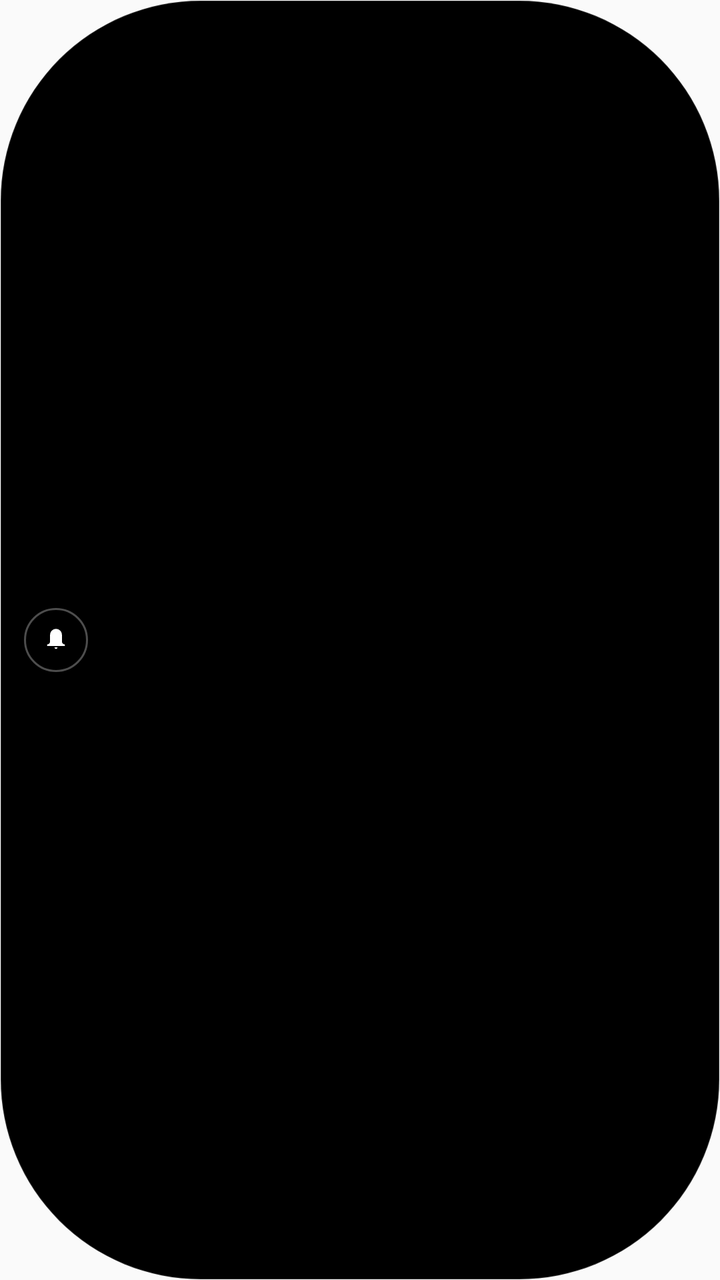
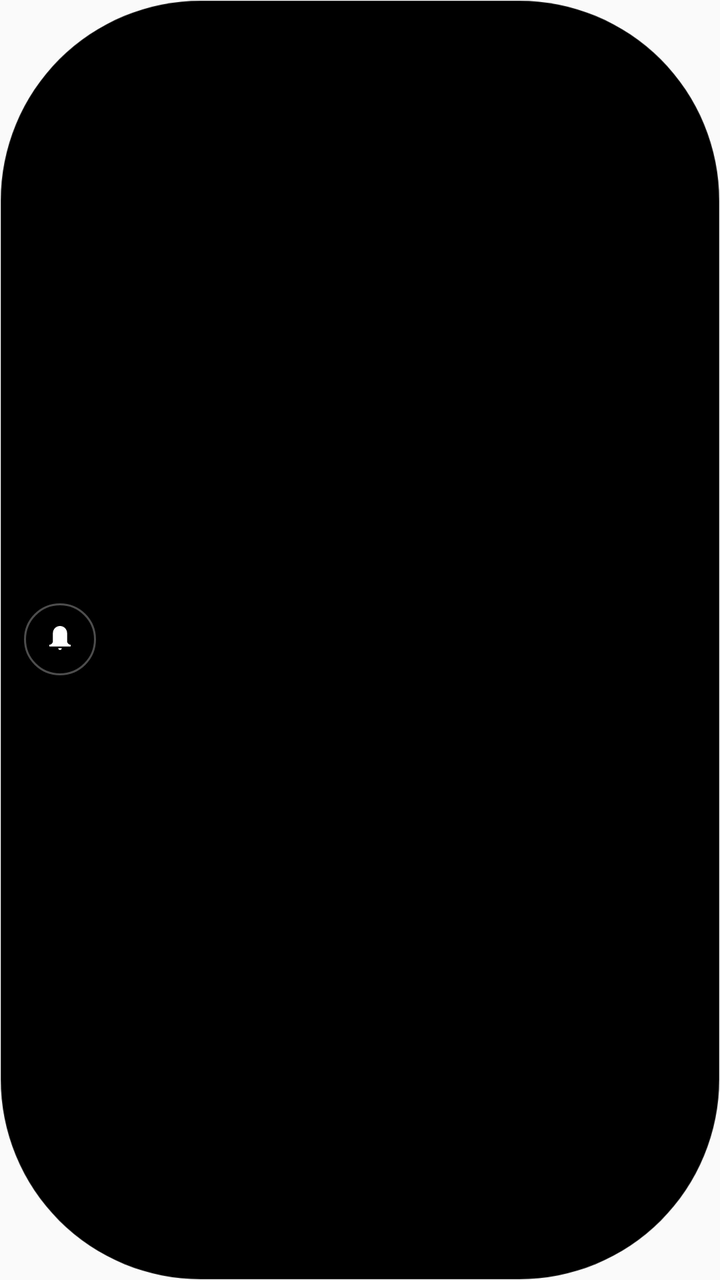

Before-and-after screenshots of an Android layout around one commit, followed by the original layout XML and the change that was made.
<!-- AndroidManifest.xml: application theme Theme.LightNotifi -->
<!-- res/layout/overlay_layout.xml -->
<?xml version="1.0" encoding="utf-8"?>
<LinearLayout xmlns:android="http://schemas.android.com/apk/res/android"
    android:layout_width="wrap_content"
    android:layout_height="wrap_content"
    android:orientation="horizontal"
    android:background="@drawable/overlay_bg"
    android:paddingStart="12dp"
    android:paddingEnd="14dp"
    android:paddingTop="8dp"
    android:paddingBottom="8dp"
    android:layout_gravity="center_horizontal"
    android:gravity="center_vertical"
    android:elevation="4dp">

    <LinearLayout
        android:id="@+id/overlay_content_container"
        android:layout_width="wrap_content"
        android:layout_height="wrap_content"
        android:orientation="horizontal"
        android:gravity="center_vertical"
        android:clickable="true"
        android:focusable="true"
        android:foreground="?android:attr/selectableItemBackground">

        <ImageView
            android:id="@+id/overlay_icon"
            android:layout_width="32dp"
            android:layout_height="32dp"
            android:src="@drawable/ic_light_notifi"
            android:background="@drawable/overlay_icon_bg"
            android:padding="6dp"
            android:layout_marginEnd="12dp"
            android:contentDescription="@string/notification_icon" />

        <LinearLayout
            android:layout_width="wrap_content"
            android:layout_height="wrap_content"
            android:orientation="vertical">

            <TextView
                android:id="@+id/overlay_title"
                android:layout_width="wrap_content"
                android:layout_height="wrap_content"
                android:textColor="@color/white"
                android:textStyle="bold"
                android:textSize="15sp"
                android:letterSpacing="0.01"
                android:ellipsize="end"
                android:maxLines="1"
                android:maxWidth="260dp" />

            <TextView
                android:id="@+id/overlay_text"
                android:layout_width="wrap_content"
                android:layout_height="wrap_content"
                android:textColor="#CCFFFFFF"
                android:textSize="14sp"
                android:ellipsize="end"
                android:maxLines="2"
                android:maxWidth="260dp"
                android:layout_marginTop="0dp" />
        </LinearLayout>
    </LinearLayout>

    <ImageView
        android:id="@+id/overlay_close"
        android:layout_width="20dp"
        android:layout_height="20dp"
        android:src="@drawable/ic_close"
        android:layout_marginStart="8dp"
        android:alpha="0.7"
        android:background="?android:attr/selectableItemBackgroundBorderless"
        android:contentDescription="@string/close_button_description"
        android:visibility="gone" />
</LinearLayout>
<!-- resources referenced by this layout -->
<resources>
  <color name="white">#FFFFFFFF</color>
  <!-- drawable ic_close (drawable) -->
  <vector xmlns:android="http://schemas.android.com/apk/res/android"
      android:width="24dp"
      android:height="24dp"
      android:viewportWidth="24"
      android:viewportHeight="24"
      android:tint="#FFFFFF">
      <path
          android:fillColor="@android:color/white"
          android:pathData="M19,6.41L17.59,5,12,10.59,6.41,5,5,6.41,10.59,12,5,17.59,6.41,19,12,13.41,17.59,19,19,17.59,13.41,12z" />
  </vector>
  <!-- drawable ic_light_notifi (drawable) -->
  <vector xmlns:android="http://schemas.android.com/apk/res/android"
      android:width="24dp"
      android:height="24dp"
      android:viewportWidth="108"
      android:viewportHeight="108">
      <path
          android:fillColor="#FFFFFF"
          android:pathData="M54,24c-8.84,0 -16,7.16 -16,16v18c0,4.42 -3.58,8 -8,8v4h48v-4c-4.42,0 -8,-3.58 -8,-8V40C70,31.16 62.84,24 54,24z M54,78c2.21,0 4,-1.79 4,-4h-8C50,76.21 51.79,78 54,78z" />
  </vector>
  <!-- drawable overlay_bg (drawable) -->
  <?xml version="1.0" encoding="utf-8"?>
  <shape xmlns:android="http://schemas.android.com/apk/res/android">
      <solid android:color="#FF000000" /> 
      <corners android:radius="100dp" /> 
      <stroke android:width="0.5dp" android:color="#33FFFFFF" /> 
  </shape>
  <!-- drawable overlay_icon_bg (drawable) -->
  <?xml version="1.0" encoding="utf-8"?>
  <shape xmlns:android="http://schemas.android.com/apk/res/android"
      android:shape="oval">
      <solid android:color="@color/dark_gray" />
      <stroke android:width="1dp" android:color="#4DFFFFFF" />
  </shape>
  <string name="close_button_description">Close</string>
  <string name="notification_icon">Notification Icon</string>
  <style name="Theme.LightNotifi" parent="android:Theme.Material.Light.NoActionBar" />
  <color name="dark_gray">#000000</color>
</resources>

<!-- the commit's change to res/layout/overlay_layout.xml (unified diff, before → after) -->
@@ -6,8 +6,8 @@
     android:background="@drawable/overlay_bg"
     android:paddingStart="12dp"
     android:paddingEnd="14dp"
-    android:paddingTop="8dp"
-    android:paddingBottom="8dp"
+    android:paddingTop="12dp"
+    android:paddingBottom="12dp"
     android:layout_gravity="center_horizontal"
     android:gravity="center_vertical"
     android:elevation="4dp">
@@ -24,8 +24,8 @@
 
         <ImageView
             android:id="@+id/overlay_icon"
-            android:layout_width="32dp"
-            android:layout_height="32dp"
+            android:layout_width="36dp"
+            android:layout_height="36dp"
             android:src="@drawable/ic_light_notifi"
             android:background="@drawable/overlay_icon_bg"
             android:padding="6dp"
@@ -43,7 +43,7 @@
                 android:layout_height="wrap_content"
                 android:textColor="@color/white"
                 android:textStyle="bold"
-                android:textSize="15sp"
+                android:textSize="17sp"
                 android:letterSpacing="0.01"
                 android:ellipsize="end"
                 android:maxLines="1"
@@ -54,7 +54,7 @@
                 android:layout_width="wrap_content"
                 android:layout_height="wrap_content"
                 android:textColor="#CCFFFFFF"
-                android:textSize="14sp"
+                android:textSize="16sp"
                 android:ellipsize="end"
                 android:maxLines="2"
                 android:maxWidth="260dp"
